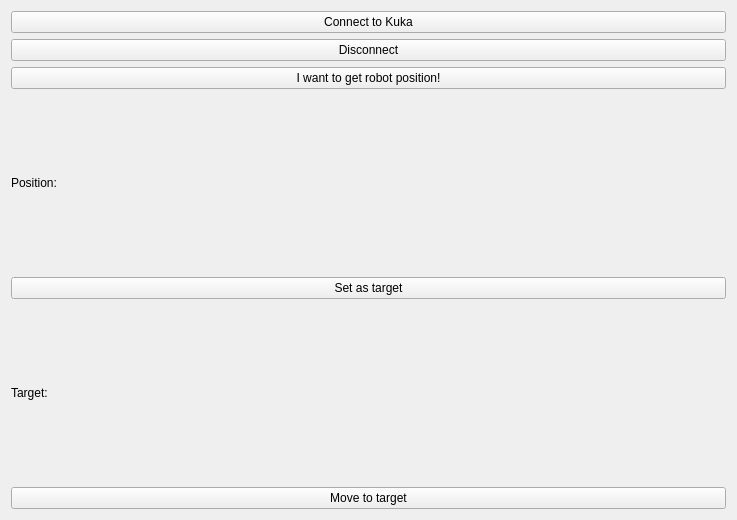
Above: Plugins/org.mitk.lancet.recordandmove/src/internal/RecordAndMoveControls.ui from zhaomengxiao/LancetMITK-Adition before the change. Below: the same form after it.
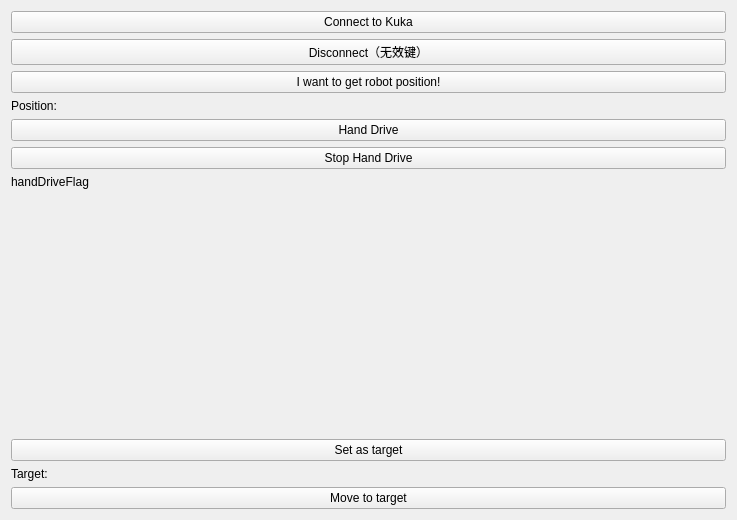
That is the form after the change.

Commit message:
Feature\RecordAndMove
Add RecordAndMove Plugin.

```diff
--- a/Plugins/org.mitk.lancet.recordandmove/src/internal/RecordAndMoveControls.ui
+++ b/Plugins/org.mitk.lancet.recordandmove/src/internal/RecordAndMoveControls.ui
@@ -33,7 +33,7 @@
       <bool>true</bool>
      </property>
      <property name="text">
-      <string>Disconnect</string>
+      <string>Disconnect（无效键）</string>
      </property>
     </widget>
    </item>
@@ -54,6 +54,40 @@
      </property>
     </widget>
    </item>
+   <item>
+    <widget class="QPushButton" name="pushButton_handDrive">
+     <property name="text">
+      <string>Hand Drive</string>
+     </property>
+    </widget>
+   </item>
+   <item>
+    <widget class="QPushButton" name="pushButton_stopHandDrive">
+     <property name="text">
+      <string>Stop Hand Drive</string>
+     </property>
+    </widget>
+   </item>
+   <item>
+    <widget class="QLabel" name="label_handDriveFlag">
+     <property name="text">
+      <string>handDriveFlag</string>
+     </property>
+    </widget>
+   </item>
+   <item>
+    <spacer name="verticalSpacer">
+     <property name="orientation">
+      <enum>Qt::Vertical</enum>
+     </property>
+     <property name="sizeHint" stdset="0">
+      <size>
+       <width>20</width>
+       <height>40</height>
+      </size>
+     </property>
+    </spacer>
+   </item>
    <item>
     <widget class="QPushButton" name="pushButton_setAsTarget">
      <property name="text">
```
The commit also changes 8 other files.
